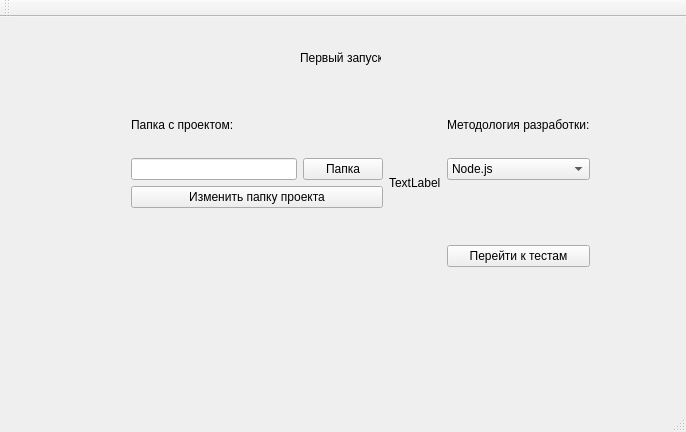
Above: mainwindow.ui from Sapfir0/pyCI before the change. Below: the same form after it.
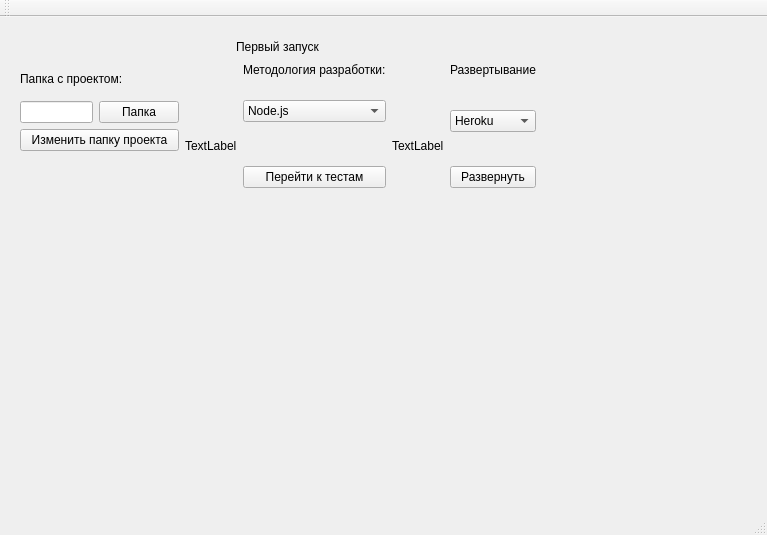
That is the form after the change.

```diff
--- a/mainwindow.ui
+++ b/mainwindow.ui
@@ -6,36 +6,68 @@
    <rect>
     <x>0</x>
     <y>0</y>
-    <width>686</width>
-    <height>432</height>
+    <width>767</width>
+    <height>535</height>
    </rect>
   </property>
   <property name="windowTitle">
    <string>MainWindow</string>
   </property>
   <widget class="QWidget" name="centralWidget">
+   <widget class="QWidget" name="verticalLayoutWidget_2">
+    <property name="geometry">
+     <rect>
+      <x>9</x>
+      <y>9</y>
+      <width>538</width>
+      <height>213</height>
+     </rect>
+    </property>
+    <layout class="QVBoxLayout" name="verticalLayout_4">
+     <item>
+      <layout class="QHBoxLayout" name="horizontalLayout_3">
+       <item>
+        <spacer name="horizontalSpacer">
+         <property name="orientation">
+          <enum>Qt::Horizontal</enum>
+         </property>
+         <property name="sizeHint" stdset="0">
+          <size>
+           <width>40</width>
+           <height>20</height>
+          </size>
+         </property>
+        </spacer>
+       </item>
+       <item>
    <widget class="QLabel" name="label">
-    <property name="geometry">
-     <rect>
-      <x>300</x>
-      <y>30</y>
-      <width>81</width>
-      <height>21</height>
-     </rect>
+         <property name="maximumSize">
+          <size>
+           <width>16777215</width>
+           <height>100</height>
+          </size>
     </property>
     <property name="text">
      <string>Первый запуск</string>
     </property>
    </widget>
-   <widget class="QWidget" name="horizontalLayoutWidget">
-    <property name="geometry">
-     <rect>
-      <x>120</x>
-      <y>70</y>
-      <width>481</width>
-      <height>191</height>
-     </rect>
-    </property>
+       </item>
+       <item>
+        <spacer name="horizontalSpacer_2">
+         <property name="orientation">
+          <enum>Qt::Horizontal</enum>
+         </property>
+         <property name="sizeHint" stdset="0">
+          <size>
+           <width>40</width>
+           <height>20</height>
+          </size>
+         </property>
+        </spacer>
+       </item>
+      </layout>
+     </item>
+     <item>
     <layout class="QHBoxLayout" name="horizontalLayout_2">
      <item>
       <layout class="QVBoxLayout" name="verticalLayout">
@@ -70,6 +102,13 @@
        <item>
         <widget class="QLabel" name="complete">
          <property name="text">
+            <string/>
+           </property>
+          </widget>
+         </item>
+         <item>
+          <widget class="QLabel" name="description">
+           <property name="text">
           <string> </string>
          </property>
         </widget>
@@ -92,6 +131,19 @@
          </property>
         </widget>
        </item>
+         <item>
+          <spacer name="verticalSpacer_4">
+           <property name="orientation">
+            <enum>Qt::Vertical</enum>
+           </property>
+           <property name="sizeHint" stdset="0">
+            <size>
+             <width>20</width>
+             <height>40</height>
+            </size>
+           </property>
+          </spacer>
+         </item>
        <item>
         <widget class="QComboBox" name="tests">
          <item>
@@ -109,10 +161,23 @@
        <item>
         <widget class="QLabel" name="findedTest">
          <property name="text">
-          <string> </string>
+            <string/>
          </property>
         </widget>
        </item>
+         <item>
+          <spacer name="verticalSpacer_3">
+           <property name="orientation">
+            <enum>Qt::Vertical</enum>
+           </property>
+           <property name="sizeHint" stdset="0">
+            <size>
+             <width>20</width>
+             <height>40</height>
+            </size>
+           </property>
+          </spacer>
+         </item>
        <item>
         <widget class="QPushButton" name="goToTestBtn">
          <property name="text">
@@ -120,6 +185,96 @@
          </property>
         </widget>
        </item>
+         <item>
+          <widget class="QLabel" name="complete_2">
+           <property name="text">
+            <string/>
+           </property>
+          </widget>
+         </item>
+         <item>
+          <widget class="QLabel" name="description_2">
+           <property name="text">
+            <string/>
+           </property>
+          </widget>
+         </item>
+        </layout>
+       </item>
+       <item>
+        <widget class="QLabel" name="arrow_2">
+         <property name="text">
+          <string>TextLabel</string>
+         </property>
+        </widget>
+       </item>
+       <item>
+        <layout class="QVBoxLayout" name="verticalLayout_3">
+         <item>
+          <widget class="QLabel" name="label_2">
+           <property name="text">
+            <string>Развертывание</string>
+           </property>
+          </widget>
+         </item>
+         <item>
+          <spacer name="verticalSpacer_2">
+           <property name="orientation">
+            <enum>Qt::Vertical</enum>
+           </property>
+           <property name="sizeHint" stdset="0">
+            <size>
+             <width>20</width>
+             <height>40</height>
+            </size>
+           </property>
+          </spacer>
+         </item>
+         <item>
+          <widget class="QComboBox" name="comboBox">
+           <item>
+            <property name="text">
+             <string>Heroku</string>
+            </property>
+           </item>
+          </widget>
+         </item>
+         <item>
+          <spacer name="verticalSpacer">
+           <property name="orientation">
+            <enum>Qt::Vertical</enum>
+           </property>
+           <property name="sizeHint" stdset="0">
+            <size>
+             <width>20</width>
+             <height>40</height>
+            </size>
+           </property>
+          </spacer>
+         </item>
+         <item>
+          <widget class="QPushButton" name="pushButton">
+           <property name="text">
+            <string>Развернуть</string>
+           </property>
+          </widget>
+         </item>
+         <item>
+          <widget class="QLabel" name="complete_3">
+           <property name="text">
+            <string/>
+           </property>
+          </widget>
+         </item>
+         <item>
+          <widget class="QLabel" name="description_3">
+           <property name="text">
+            <string/>
+           </property>
+          </widget>
+         </item>
+        </layout>
+       </item>
       </layout>
      </item>
     </layout>
```
Left out of the diff: 2 changed lines with no effect on the pictures. Lines whose indentation alone changed are shown as unchanged.
